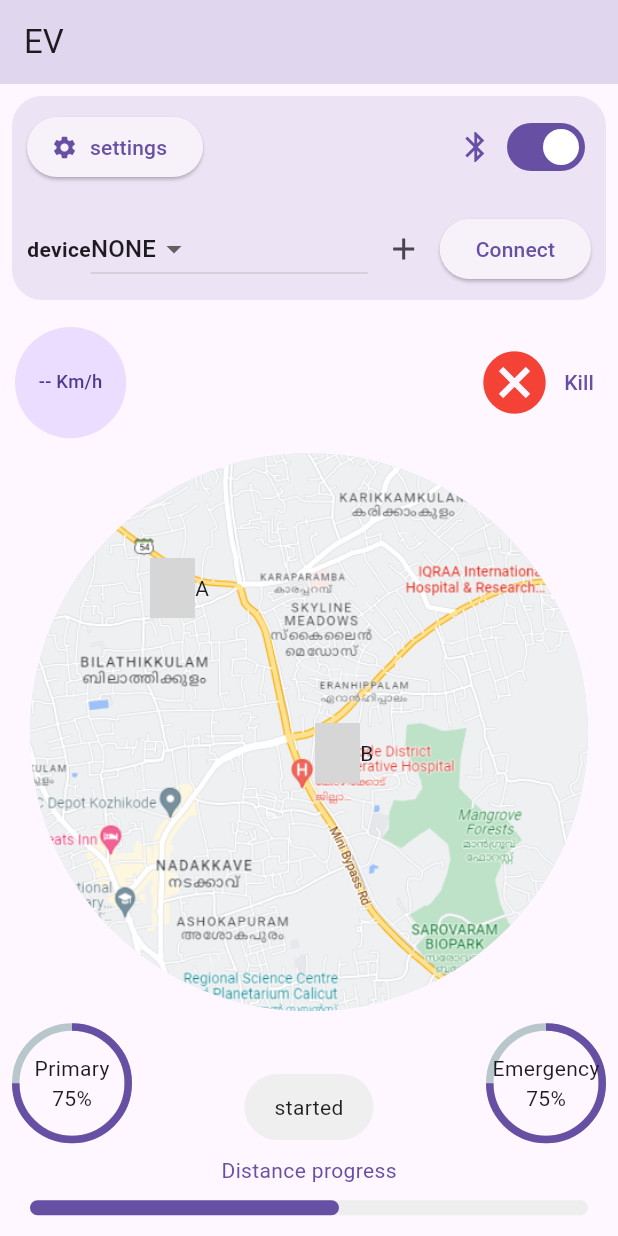
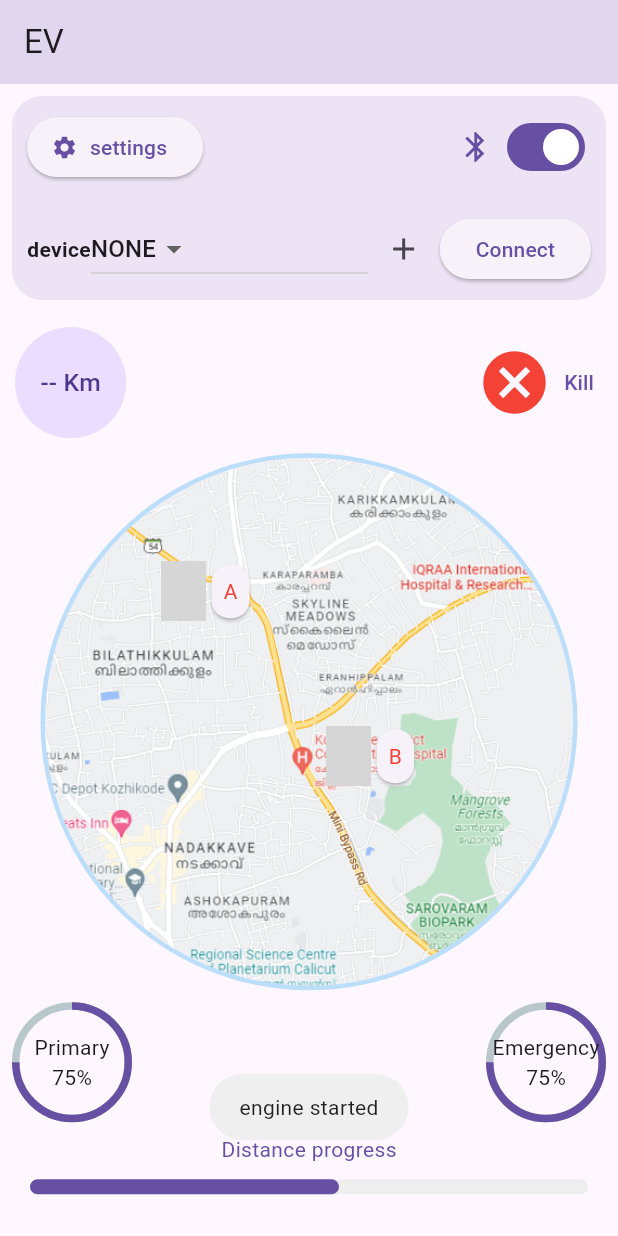
Before and after one commit to ShanuFutura/ev_management, a Flutter app: the screen it shows after launch, after a tap on "Start", on a phone screen of 412 x 824 dp. Run offline on Flutter 3.47's test engine with Material 2 defaults, Android fonts, the phone set to English and light mode, and no system bars; drawn by our look-alikes of percent_indicator; our stand-ins replace flutter_bluetooth_serial, fluttertoast, material_color_utilities; missing offline and left inert: battery_indicator; network calls fail; grey boxes are pictures that could not be loaded.

Commit message:
sat last

```diff
--- a/lib/main.dart
+++ b/lib/main.dart
@@ -20,6 +20,7 @@ class MyApp extends StatelessWidget {
     return MaterialApp(
       title: 'Flutter Demo',
       theme: ThemeData(
+        // brightness: Brightness.dark,
         canvasColor: Colors.white,
         useMaterial3: true,
       ),
@@ -55,6 +56,20 @@ class _HomeState extends State<Home> {
       appBar: AppBar(
         backgroundColor: Theme.of(context).primaryColor.withOpacity(.2),
         title: Text('EV'),
+        actions: [
+          // IconButton(
+          //   onPressed: () {
+          //     showDialog(
+          //         context: context,
+          //         builder: (context) {
+          //           return AlertDialog(
+          //               content: Container(w),
+          //               );
+          //         });
+          //   },
+          //   icon: Icon(Icons.bluetooth),
+          // )
+        ],
       ),
       body: Column(
         mainAxisAlignment: MainAxisAlignment.start,
@@ -82,8 +97,8 @@ class _HomeState extends State<Home> {
                         padding: const EdgeInsets.all(10),
                         child: CircleAvatar(
                           child: Text(
-                            '$speed Km/h',
-                            style: TextStyle(fontSize: deviceWidth * .03),
+                            '$speed Km',
+                            style: TextStyle(fontSize: deviceWidth * .04),
                           ),
                           radius: deviceWidth * .09,
                         ),
@@ -95,13 +110,13 @@ class _HomeState extends State<Home> {
                               isStart = false;
                             });
                             bluetoothController.sendMessage('T');
-                            Fluttertoast.showToast(msg: 'killed');
+                            Fluttertoast.showToast(msg: 'engine killed');
                           } else {
                             setState(() {
                               isStart = true;
                             });
                             bluetoothController.sendMessage('S');
-                            Fluttertoast.showToast(msg: 'started');
+                            Fluttertoast.showToast(msg: 'engine started');
                           }
                         },
                         icon: Icon(
@@ -115,16 +130,23 @@ class _HomeState extends State<Home> {
                     ],
                   ),
                   Stack(
+                    alignment: Alignment.center,
                     children: [
                       CircleAvatar(
-                        radius: (deviceWidth / 2) - 20,
+                        backgroundColor: Theme.of(context).primaryColorLight,
+                        radius: (deviceWidth / 2) - 27,
+                      ),
+                      CircleAvatar(
+                        radius: (deviceWidth / 2) - 30,
                         backgroundImage: AssetImage('assets/sc.png'),
                       ),
                       Pin(
-                        pinName: 'A',
+                          pinName: 'A',
                           fromLeft: 80,
                           fromTop: 70,
                           onThodal: () {
+                            Fluttertoast.showToast(
+                                msg: 'Destination changed to A');
                             bluetoothController.sendMessage('80');
                             // print('thottu1');
                           }),
@@ -133,7 +155,9 @@ class _HomeState extends State<Home> {
                         fromLeft: 190,
                         fromTop: 180,
                         onThodal: () {
-                            bluetoothController.sendMessage('40');
+                          Fluttertoast.showToast(
+                              msg: 'Destination changed to B');
+                          bluetoothController.sendMessage('40');
                           // print('thottu');
                         },
                       ),
--- a/lib/widgets/pin.dart
+++ b/lib/widgets/pin.dart
@@ -1,5 +1,3 @@
-import 'dart:html';
-
 import 'package:flutter/material.dart';
 
 class Pin extends StatelessWidget {
@@ -28,7 +26,16 @@ class Pin extends StatelessWidget {
               'https://upload.wikimedia.org/wikipedia/commons/thumb/d/d1/Google_Maps_pin.svg/585px-Google_Maps_pin.svg.png',
               height: 40,
               width: 30,
-            ),Text(pinName),
+            ),
+            Card(
+              child: Padding(
+                padding: const EdgeInsets.all(8.0),
+                child: Text(
+                  pinName,
+                  style: TextStyle(color: Colors.red),
+                ),
+              ),
+            ),
           ],
         ),
       ),
```
